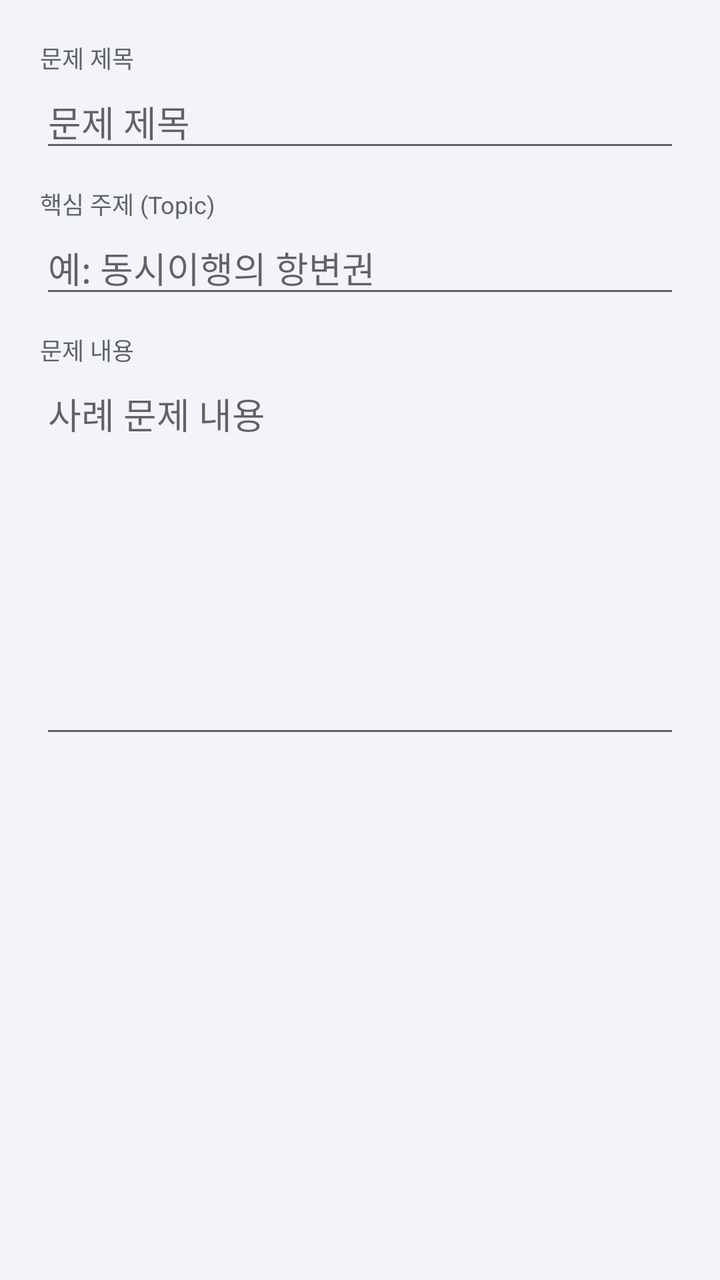
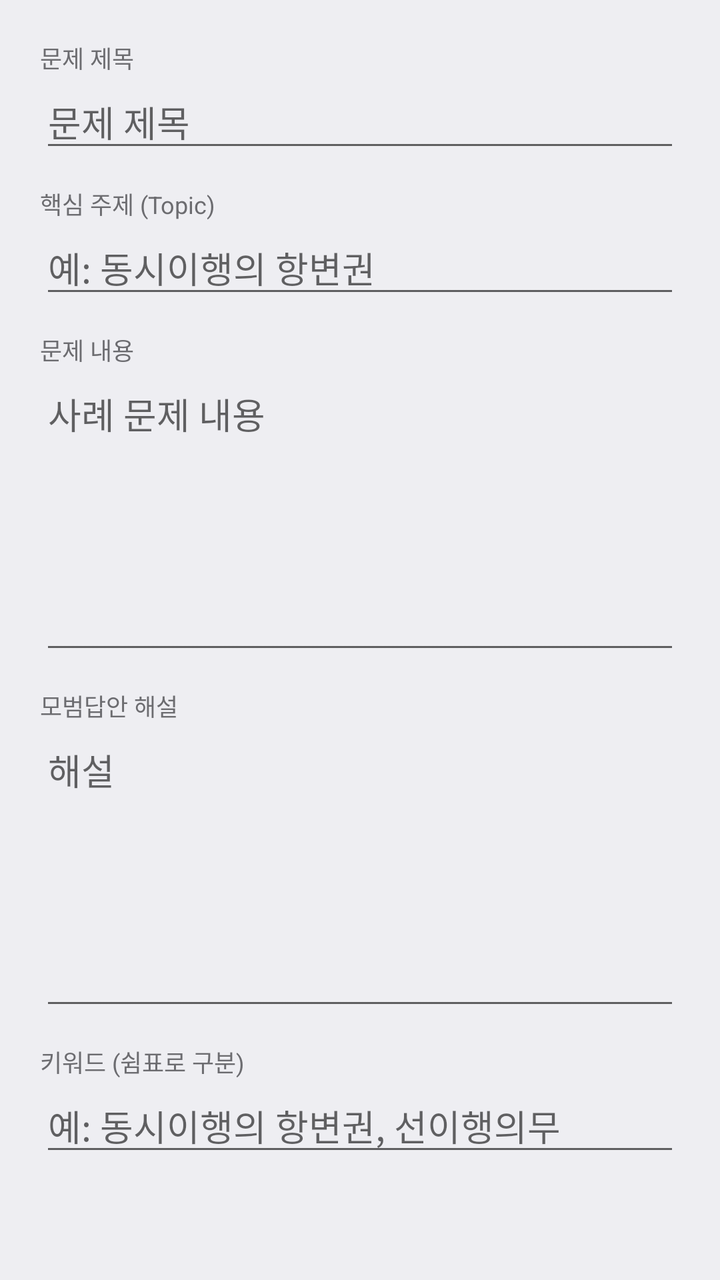

Compare the two renders of this Android layout. The source of the first and the diff that turns it into the second are given below.
<!-- AndroidManifest.xml: application theme Theme.AdminMemo -->
<!-- res/layout/dialog_edit_case.xml -->
<?xml version="1.0" encoding="utf-8"?>
<ScrollView xmlns:android="http://schemas.android.com/apk/res/android"
    android:layout_width="match_parent"
    android:layout_height="wrap_content">

    <LinearLayout
        android:layout_width="match_parent"
        android:layout_height="wrap_content"
        android:orientation="vertical"
        android:padding="20dp">

        <TextView
            android:layout_width="wrap_content"
            android:layout_height="wrap_content"
            android:text="문제 제목"
            android:textColor="@color/text_sub"
            android:textSize="12sp"/>
        <EditText
            android:id="@+id/etCaseTitle"
            android:layout_width="match_parent"
            android:layout_height="wrap_content"
            android:hint="문제 제목"/>

        <TextView
            android:layout_width="wrap_content"
            android:layout_height="wrap_content"
            android:layout_marginTop="12dp"
            android:text="핵심 주제 (Topic)"
            android:textColor="@color/text_sub"
            android:textSize="12sp"/>
        <EditText
            android:id="@+id/etCaseTopic"
            android:layout_width="match_parent"
            android:layout_height="wrap_content"
            android:hint="예: 동시이행의 항변권"/>

        <TextView
            android:layout_width="wrap_content"
            android:layout_height="wrap_content"
            android:layout_marginTop="12dp"
            android:text="문제 내용"
            android:textColor="@color/text_sub"
            android:textSize="12sp"/>
        <EditText
            android:id="@+id/etCaseBody"
            android:layout_width="match_parent"
            android:layout_height="wrap_content"
            android:minLines="8"
            android:gravity="top"
            android:hint="사례 문제 내용"/>

    </LinearLayout>
</ScrollView>
<!-- resources referenced by this layout -->
<resources>
  <color name="text_sub">#5F6368</color>
  <style name="Theme.AdminMemo" parent="Theme.MaterialComponents.DayNight.NoActionBar">
          <item name="colorPrimary">@color/primary</item>
          <item name="colorPrimaryDark">@color/primary_dark</item>
          <item name="colorAccent">@color/accent</item>
          <item name="android:windowBackground">@color/bg_screen</item>
      </style>
  <color name="primary">#2962FF</color>
  <color name="primary_dark">#0039CB</color>
  <color name="accent">#FF6D00</color>
  <color name="bg_screen">#F2F4F8</color>
</resources>

<!-- the commit's change to res/layout/dialog_edit_case.xml (unified diff, before → after) -->
@@ -45,9 +45,37 @@
             android:id="@+id/etCaseBody"
             android:layout_width="match_parent"
             android:layout_height="wrap_content"
-            android:minLines="8"
+            android:minLines="6"
             android:gravity="top"
             android:hint="사례 문제 내용"/>
 
+        <TextView
+            android:layout_width="wrap_content"
+            android:layout_height="wrap_content"
+            android:layout_marginTop="12dp"
+            android:text="모범답안 해설"
+            android:textColor="@color/text_sub"
+            android:textSize="12sp"/>
+        <EditText
+            android:id="@+id/etCaseExplanation"
+            android:layout_width="match_parent"
+            android:layout_height="wrap_content"
+            android:minLines="6"
+            android:gravity="top"
+            android:hint="해설"/>
+
+        <TextView
+            android:layout_width="wrap_content"
+            android:layout_height="wrap_content"
+            android:layout_marginTop="12dp"
+            android:text="키워드 (쉼표로 구분)"
+            android:textColor="@color/text_sub"
+            android:textSize="12sp"/>
+        <EditText
+            android:id="@+id/etCaseKeywords"
+            android:layout_width="match_parent"
+            android:layout_height="wrap_content"
+            android:hint="예: 동시이행의 항변권, 선이행의무"/>
+
     </LinearLayout>
 </ScrollView>
<!-- resource entries referenced after the edit -->
@@ -1,15 +1,15 @@
 <!-- resources referenced by this layout -->
 <resources>
-  <color name="text_sub">#5F6368</color>
+  <color name="text_sub">#6C6C70</color>
   <style name="Theme.AdminMemo" parent="Theme.MaterialComponents.DayNight.NoActionBar">
           <item name="colorPrimary">@color/primary</item>
           <item name="colorPrimaryDark">@color/primary_dark</item>
           <item name="colorAccent">@color/accent</item>
           <item name="android:windowBackground">@color/bg_screen</item>
       </style>
-  <color name="primary">#2962FF</color>
-  <color name="primary_dark">#0039CB</color>
-  <color name="accent">#FF6D00</color>
-  <color name="bg_screen">#F2F4F8</color>
+  <color name="primary">#0D7EF5</color>
+  <color name="primary_dark">#0A64D6</color>
+  <color name="accent">#FF9F0A</color>
+  <color name="bg_screen">#EEEEF2</color>
 </resources>
 
